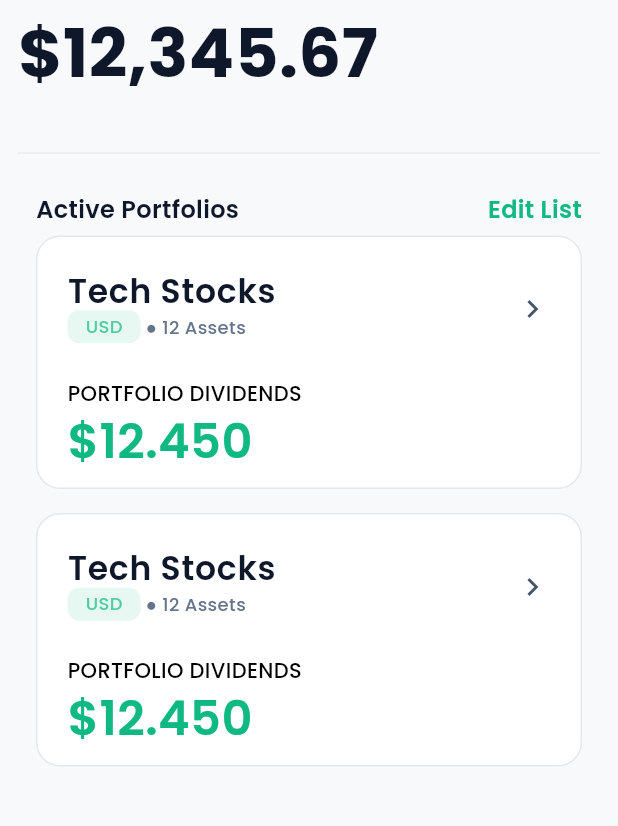
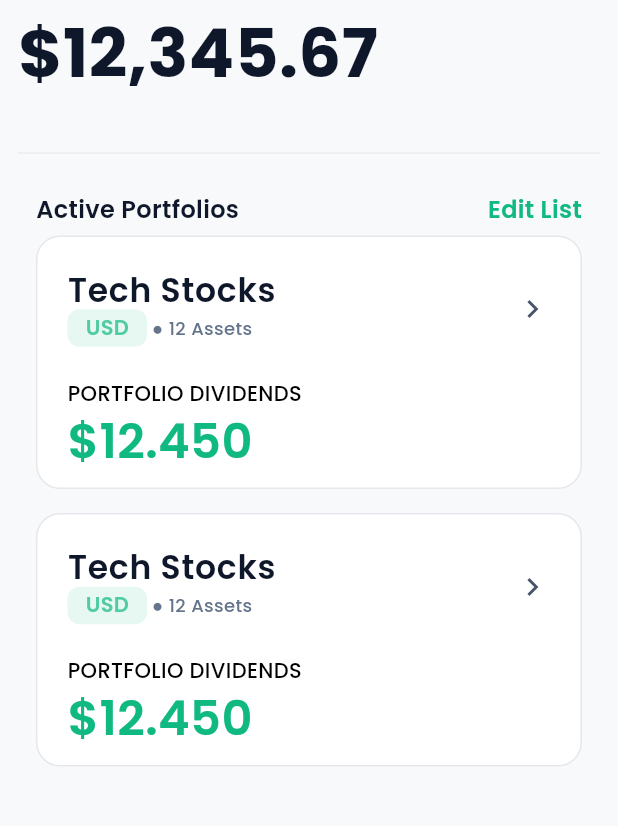
Before and after one commit to kaanoztrrk/Divfolio, a Flutter app: the PortfoliosView screen opened directly, on a phone screen of 412 x 824 dp, the part 51-877 px from its top. Run offline on Flutter 3.47's test engine with Material 3 defaults, Android fonts, the phone set to English and light mode, and no system bars; our stand-ins replace equatable, flutter_bloc, google_fonts.

Commit message:
dividend and portfolio view route added

```diff
--- a/lib/core/routes/app_routes.dart
+++ b/lib/core/routes/app_routes.dart
@@ -6,4 +6,7 @@ class AppRoutes {
   static const home = '/home';
   static const dividendDetail = '/dividend_detail';
   static const dividendHistoryDetail = '/dividend_history_detail';
+  static const portfolioDetails = '/portfolio_details';
+  static const addDividend = '/add_dividend';
+  static const addHolding = '/add_holding';
 }
--- a/lib/presentation/portfolio/portfolio_view.dart
+++ b/lib/presentation/portfolio/portfolio_view.dart
@@ -2,9 +2,8 @@ import 'package:flutter/material.dart';
 
 import '../../constants/app_colors.dart';
 import '../../constants/app_size.dart';
-import '../../core/theme/custom/text_theme.dart';
-import '../../widget/chip/app_chip.dart';
 import '../../widget/text/app_text.dart';
+import '../../widget/tile/portfolio_tile.dart';
 
 class PortfoliosView extends StatelessWidget {
   const PortfoliosView({super.key});
@@ -65,62 +64,7 @@ class PortfoliosView extends StatelessWidget {
                       shrinkWrap: true,
                       itemCount: 2,
                       itemBuilder: (context, index) {
-                        return Container(
-                          padding: const EdgeInsets.symmetric(
-                            horizontal: AppSizes.spaceXL,
-                            vertical: AppSizes.spaceMD,
-                          ),
-                          margin: const EdgeInsets.symmetric(
-                            vertical: AppSizes.spaceSM,
-                          ),
-                          decoration: BoxDecoration(
-                            color: AppColors.surface,
-                            borderRadius: BorderRadius.circular(
-                              AppSizes.radiusLG,
-                            ),
-                            border: Border.all(color: AppColors.border),
-                          ),
-                          child: Column(
-                            crossAxisAlignment: CrossAxisAlignment.start,
-                            children: [
-                              ListTile(
-                                contentPadding: EdgeInsets.zero,
-                                title: AppText(
-                                  text: "Tech Stocks",
-                                  type: AppTextType.titleLarge,
-                                  color: AppColors.textPrimary,
-                                  fontWeight: FontWeight.w600,
-                                ),
-                                subtitle: Row(
-                                  children: [
-                                    AppChip(label: "USD"),
-                                    AppText(
-                                      text: " ● 12 Assets",
-                                      type: AppTextType.labelMedium,
-                                      color: AppColors.textSecondary,
-                                    ),
-                                  ],
-                                ),
-                                trailing: Icon(
-                                  Icons.chevron_right,
-                                  color: AppColors.icon,
-                                ),
-                              ),
-                              SizedBox(height: AppSizes.spaceMD),
-                              AppText(
-                                text: "PORTFOLIO DIVIDENDS",
-                                type: AppTextType.labelLarge,
-                              ),
-                              SizedBox(height: AppSizes.spaceXS),
-
-                              AppText(
-                                text: "\$12.450",
-                                type: AppTextType.headlineLarge,
-                                color: AppColors.primary,
-                              ),
-                            ],
-                          ),
-                        );
+                        return PortfolioTile();
                       },
                     ),
                   ],
--- a/lib/widget/bottom_sheet/create_dividend.dart
+++ b/lib/widget/bottom_sheet/create_dividend.dart
@@ -1,3 +1,5 @@
+import 'package:divfolio/core/routes/app_router.dart';
+import 'package:divfolio/core/routes/app_routes.dart';
 import 'package:flutter/material.dart';
 
 class CreateDividendSheet {
@@ -15,14 +17,14 @@ class CreateDividendSheet {
                 leading: const Icon(Icons.add_chart),
                 title: const Text('Add Holding'),
                 onTap: () {
-                  Navigator.pop(context);
+                  Navigator.popAndPushNamed(context, AppRoutes.addHolding);
                 },
               ),
               ListTile(
                 leading: const Icon(Icons.attach_money),
                 title: const Text('Add Dividend'),
                 onTap: () {
-                  Navigator.pop(context);
+                  Navigator.popAndPushNamed(context, AppRoutes.addDividend);
                 },
               ),
             ],
--- a/lib/widget/chip/app_chip.dart
+++ b/lib/widget/chip/app_chip.dart
@@ -8,23 +8,53 @@ class AppChip extends StatelessWidget {
   final String label;
   final IconData? leadingIcon;
   final IconData? trailingIcon;
+  final AppTextType? type;
+
+  /// Otomatik + / - için
+  final double? signedValue;
+
+  /// Manuel override rengi
+  final Color? color;
 
   const AppChip({
     super.key,
     required this.label,
     this.leadingIcon,
     this.trailingIcon,
+    this.type,
+    this.signedValue,
+    this.color,
   });
+
+  Color _resolveColor() {
+    // 1. Manuel renk her zaman öncelikli
+    if (color != null) return color!;
+
+    // 2. Numeric kontrol
+    if (signedValue != null) {
+      if (signedValue! > 0) return AppColors.success;
+      if (signedValue! < 0) return AppColors.error;
+    }
+
+    // 3. Label fallback
+    if (label.startsWith('+')) return AppColors.success;
+    if (label.startsWith('-')) return AppColors.error;
+
+    // 4. Default
+    return AppColors.primary;
+  }
 
   @override
   Widget build(BuildContext context) {
+    final baseColor = _resolveColor();
+
     return Container(
       padding: const EdgeInsets.symmetric(
         horizontal: AppSizes.spaceMD,
         vertical: AppSizes.spaceXS,
       ),
       decoration: BoxDecoration(
-        color: AppColors.primary.withValues(alpha: 0.1),
+        color: baseColor.withValues(alpha: 0.1),
         borderRadius: BorderRadius.circular(AppSizes.radiusSM),
       ),
       child: Row(
@@ -34,21 +64,22 @@ class AppChip extends StatelessWidget {
             Icon(
               leadingIcon,
               size: 14,
-              color: AppColors.primary.withValues(alpha: 0.7),
+              color: baseColor.withValues(alpha: 0.7),
             ),
             const SizedBox(width: 4),
           ],
           AppText(
             text: label,
-            type: AppTextType.labelMedium,
-            color: AppColors.primary.withValues(alpha: 0.7),
+            type: type ?? AppTextType.titleSmall,
+            color: baseColor.withValues(alpha: 0.7),
+            fontWeight: FontWeight.w600,
           ),
           if (trailingIcon != null) ...[
             const SizedBox(width: 4),
             Icon(
               trailingIcon,
               size: 14,
-              color: AppColors.primary.withValues(alpha: 0.7),
+              color: baseColor.withValues(alpha: 0.7),
             ),
           ],
         ],
--- /dev/null
+++ b/lib/widget/tile/portfolio_tile.dart
@@ -0,0 +1,66 @@
+import 'package:divfolio/core/routes/app_routes.dart';
+import 'package:flutter/material.dart';
+
+import '../../constants/app_colors.dart';
+import '../../constants/app_size.dart';
+import '../chip/app_chip.dart';
+import '../text/app_text.dart';
+
+class PortfolioTile extends StatelessWidget {
+  const PortfolioTile({super.key});
+
+  @override
+  Widget build(BuildContext context) {
+    return GestureDetector(
+      onTap: () {
+        Navigator.pushNamed(context, AppRoutes.portfolioDetails);
+      },
+      child: Container(
+        padding: const EdgeInsets.symmetric(
+          horizontal: AppSizes.spaceXL,
+          vertical: AppSizes.spaceMD,
+        ),
+        margin: const EdgeInsets.symmetric(vertical: AppSizes.spaceSM),
+        decoration: BoxDecoration(
+          color: AppColors.surface,
+          borderRadius: BorderRadius.circular(AppSizes.radiusLG),
+          border: Border.all(color: AppColors.border),
+        ),
+        child: Column(
+          crossAxisAlignment: CrossAxisAlignment.start,
+          children: [
+            ListTile(
+              contentPadding: EdgeInsets.zero,
+              title: AppText(
+                text: "Tech Stocks",
+                type: AppTextType.titleLarge,
+                color: AppColors.textPrimary,
+                fontWeight: FontWeight.w600,
+              ),
+              subtitle: Row(
+                children: [
+                  AppChip(label: "USD"),
+                  AppText(
+                    text: " ● 12 Assets",
+                    type: AppTextType.labelMedium,
+                    color: AppColors.textSecondary,
+                  ),
+                ],
+              ),
+              trailing: Icon(Icons.chevron_right, color: AppColors.icon),
+            ),
+            SizedBox(height: AppSizes.spaceMD),
+            AppText(text: "PORTFOLIO DIVIDENDS", type: AppTextType.labelLarge),
+            SizedBox(height: AppSizes.spaceXS),
+
+            AppText(
+              text: "\$12.450",
+              type: AppTextType.headlineLarge,
+              color: AppColors.primary,
+            ),
+          ],
+        ),
+      ),
+    );
+  }
+}
```
Also changed, not shown: lib/core/routes/app_router.dart (+12 -0 lines), lib/presentation/add_dividend/add_dividend_view.dart (added, +10 -0 lines), lib/presentation/add_holding/add_holding_view.dart (added, +10 -0 lines), lib/presentation/portfolio_detail/portfolio_detail_view.dart (added, +186 -0 lines).
